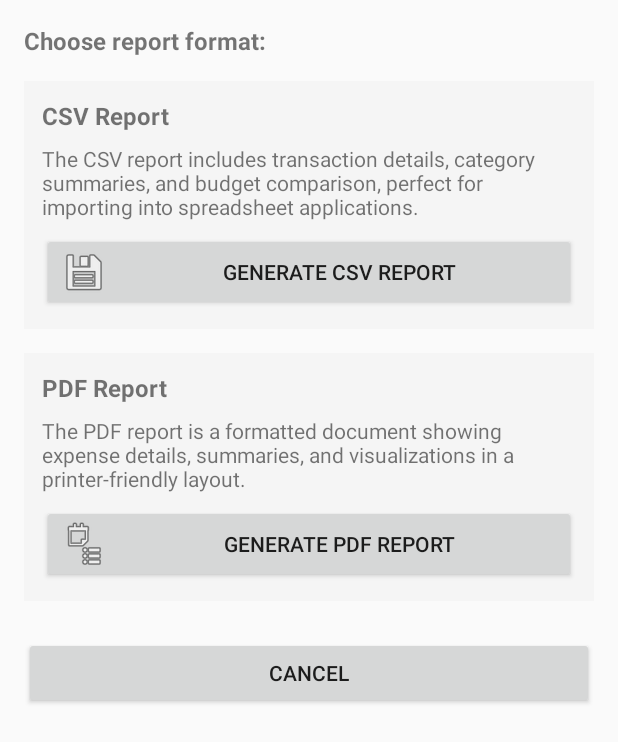
After one commit to PuppySneaky/CampusExpenseApplication, an Android app: the layout dialog_report_options.xml on its own in the app's theme, with its tools: preview values and no code run, on a phone screen of 412 x 824 dp. The commit adds this screen. Shown: the top 742 px of the screen. Run offline under Robolectric (Android 15) with nearby library versions, the phone set to English and light mode, and no system bars.

Commit message:
Generator Report Still Suck

```diff
--- /dev/null
+++ b/app/src/main/res/layout/dialog_report_options.xml
@@ -0,0 +1,90 @@
+<?xml version="1.0" encoding="utf-8"?>
+<!-- res/layout/dialog_report_options.xml -->
+<LinearLayout xmlns:android="http://schemas.android.com/apk/res/android"
+    android:layout_width="match_parent"
+    android:layout_height="wrap_content"
+    android:orientation="vertical"
+    android:padding="16dp">
+
+    <TextView
+        android:layout_width="match_parent"
+        android:layout_height="wrap_content"
+        android:text="Choose report format:"
+        android:textSize="16sp"
+        android:textStyle="bold"
+        android:layout_marginBottom="16dp"/>
+
+    <!-- CSV Report Section with Button -->
+    <LinearLayout
+        android:layout_width="match_parent"
+        android:layout_height="wrap_content"
+        android:orientation="vertical"
+        android:background="#F5F5F5"
+        android:padding="12dp"
+        android:layout_marginBottom="16dp">
+
+        <TextView
+            android:layout_width="match_parent"
+            android:layout_height="wrap_content"
+            android:text="CSV Report"
+            android:textSize="16sp"
+            android:textStyle="bold"
+            android:layout_marginBottom="8dp"/>
+
+        <TextView
+            android:layout_width="match_parent"
+            android:layout_height="wrap_content"
+            android:text="The CSV report includes transaction details, category summaries, and budget comparison, perfect for importing into spreadsheet applications."
+            android:textSize="14sp"
+            android:layout_marginBottom="8dp"/>
+
+        <Button
+            android:id="@+id/btnCsvReport"
+            android:layout_width="match_parent"
+            android:layout_height="wrap_content"
+            android:text="Generate CSV Report"
+            android:drawableLeft="@android:drawable/ic_menu_save"
+            android:drawablePadding="8dp"/>
+    </LinearLayout>
+
+    <!-- PDF Report Section with Button -->
+    <LinearLayout
+        android:layout_width="match_parent"
+        android:layout_height="wrap_content"
+        android:orientation="vertical"
+        android:background="#F5F5F5"
+        android:padding="12dp"
+        android:layout_marginBottom="16dp">
+
+        <TextView
+            android:layout_width="match_parent"
+            android:layout_height="wrap_content"
+            android:text="PDF Report"
+            android:textSize="16sp"
+            android:textStyle="bold"
+            android:layout_marginBottom="8dp"/>
+
+        <TextView
+            android:layout_width="match_parent"
+            android:layout_height="wrap_content"
+            android:text="The PDF report is a formatted document showing expense details, summaries, and visualizations in a printer-friendly layout."
+            android:textSize="14sp"
+            android:layout_marginBottom="8dp"/>
+
+        <Button
+            android:id="@+id/btnPdfReport"
+            android:layout_width="match_parent"
+            android:layout_height="wrap_content"
+            android:text="Generate PDF Report"
+            android:drawableLeft="@android:drawable/ic_menu_agenda"
+            android:drawablePadding="8dp"/>
+    </LinearLayout>
+
+    <!-- Cancel Button -->
+    <Button
+        android:id="@+id/btnCancelReport"
+        android:layout_width="match_parent"
+        android:layout_height="wrap_content"
+        android:text="Cancel"
+        android:layout_marginTop="8dp"/>
+</LinearLayout>
```
Also changed, not shown: app/src/main/java/com/example/campusexpensemanagerse06304/ReportGenerator.java (+305 -80 lines), app/src/main/java/com/example/campusexpensemanagerse06304/SimpleHistoryFragment.java (+94 -20 lines), app/src/main/res/drawable/button_report.xml (added, +11 -0 lines), app/src/main/res/layout/fragment_simple_history.xml (+9 -1 lines).
